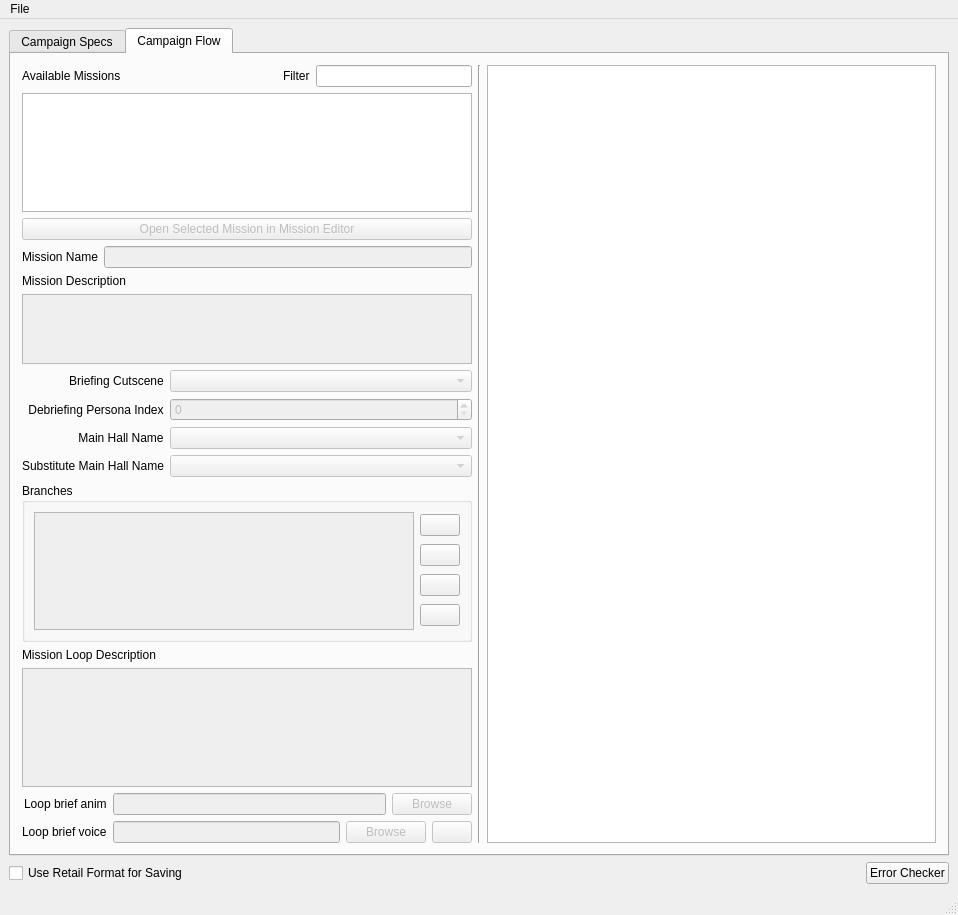
This is qtfred/ui/CampaignEditorDialog.ui in MjnMixael/fs2open.github.com as Qt 5 draws it before an edit. The edited form follows.
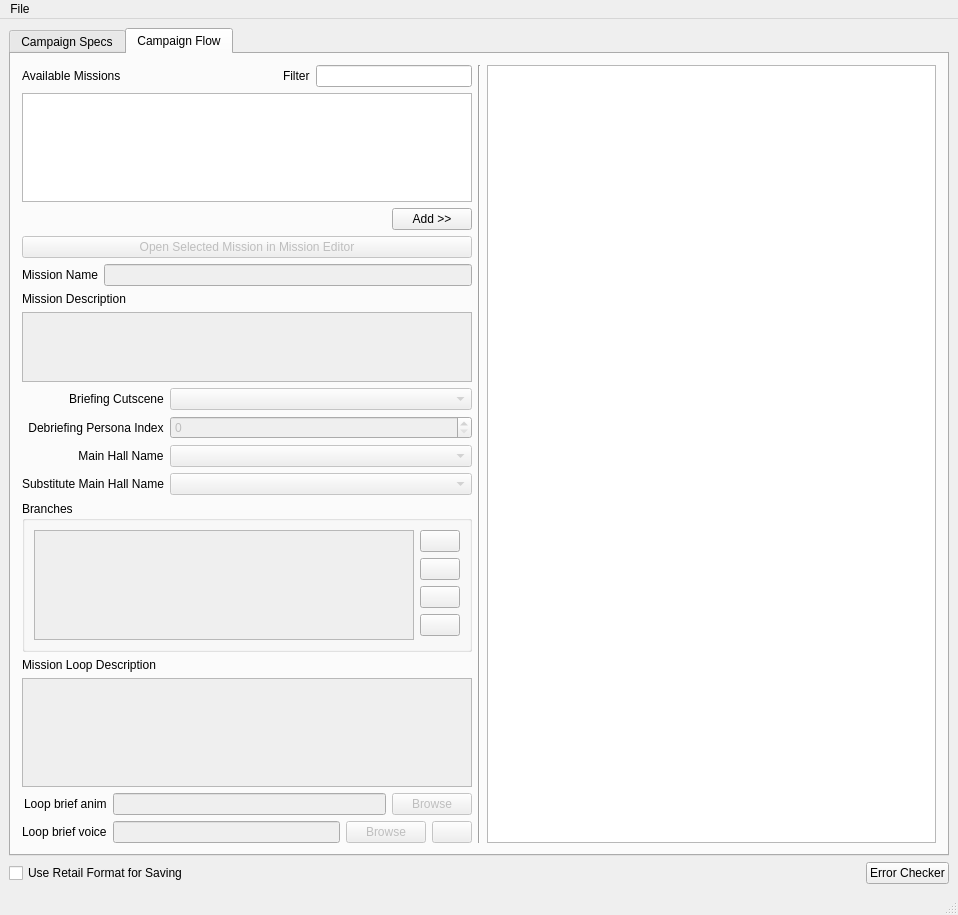
This is the edited form. The open tabs and pages were chosen to show the change. Custom widgets are drawn as their Qt base class.

Commit message: qtfred: campaign editor graph and close fixes, Add button, repeat branches last

What changed in the file:
```diff
--- a/qtfred/ui/CampaignEditorDialog.ui
+++ b/qtfred/ui/CampaignEditorDialog.ui
@@ -137,7 +137,7 @@
          <number>11</number>
         </property>
         <item>
-         <layout class="QVBoxLayout" name="editorControls" stretch="0,0,0,1,0,0,1,0,0">
+         <layout class="QVBoxLayout" name="editorControls" stretch="0,0,0,0,1,0,0,1,0,0">
           <item>
            <layout class="QHBoxLayout" name="availableMissionsLayout">
             <item>
@@ -200,6 +200,33 @@
             </property>
            </widget>
           </item>
+          <item>
+           <layout class="QHBoxLayout" name="addMissionLayout">
+            <item>
+             <spacer name="addMissionSpacer">
+              <property name="orientation">
+               <enum>Qt::Horizontal</enum>
+              </property>
+              <property name="sizeHint" stdset="0">
+               <size>
+                <width>40</width>
+                <height>20</height>
+               </size>
+              </property>
+             </spacer>
+            </item>
+            <item>
+             <widget class="QPushButton" name="addMissionButton">
+              <property name="toolTip">
+               <string>Add the selected mission to the campaign flow</string>
+              </property>
+              <property name="text">
+               <string>Add &gt;&gt;</string>
+              </property>
+             </widget>
+            </item>
+           </layout>
+          </item>
           <item>
            <widget class="QPushButton" name="fredMissionButton">
             <property name="enabled">
```
The commit also changes 9 other files.
